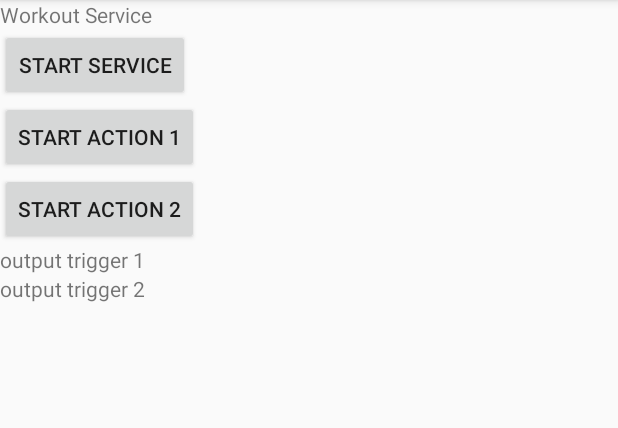
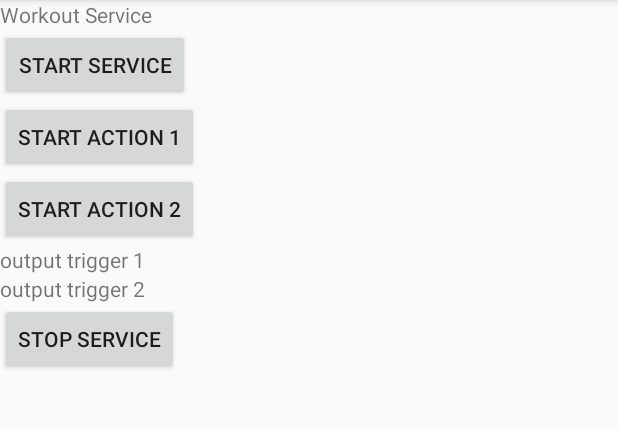
Before and after one commit to ChannVincent/SportChallenge, an Android app: the screen it shows after launch (WorkoutServiceActivity), after a tap on "START SERVICE", on a phone screen of 412 x 824 dp, the part 84-512 px from its top. Run offline under Robolectric (Android 15) with nearby library versions, the phone set to English and light mode, and no system bars; 1 statement that could not run was skipped.

Commit message:
SC-03 : développement du workout service : start & stop foreground notification

```diff
--- a/app/src/main/java/chann/vincent/sportchallenge/service/WorkoutServiceActivity.java
+++ b/app/src/main/java/chann/vincent/sportchallenge/service/WorkoutServiceActivity.java
@@ -17,6 +17,7 @@ public class WorkoutServiceActivity extends AppCompatActivity {
 
     private String TAG = "WorkoutIntentActivity";
     protected WorkoutService workoutService = null;
+    protected Intent intentWorkoutService = null;
 
     @Override
     protected void onCreate(Bundle savedInstanceState) {
@@ -29,7 +30,7 @@ public class WorkoutServiceActivity extends AppCompatActivity {
      */
     public void onStart4(View view) {
         Toast.makeText(this, "Start service", Toast.LENGTH_SHORT).show();
-        Intent intentWorkoutService = new Intent(this, WorkoutService.class);
+        intentWorkoutService = new Intent(this, WorkoutService.class);
         startService(intentWorkoutService);
         bindService(intentWorkoutService, new ServiceConnection() {
             @Override
@@ -81,4 +82,14 @@ public class WorkoutServiceActivity extends AppCompatActivity {
         }
         workoutService.startAction2();
     }
+
+    /*
+    Stop Workout Service
+     */
+    public void onStart7(View view) {
+        if (workoutService == null) {
+            return;
+        }
+        workoutService.stopService();
+    }
 }
--- a/app/src/main/res/layout/activity_workout_service.xml
+++ b/app/src/main/res/layout/activity_workout_service.xml
@@ -39,4 +39,10 @@
         android:layout_height="wrap_content"
         android:text="output trigger 2" />
 
+    <Button
+        android:text="STOP SERVICE"
+        android:layout_width="wrap_content"
+        android:layout_height="wrap_content"
+        android:onClick="onStart7" />
+
 </LinearLayout>
```
Also changed, not shown: app/src/main/java/chann/vincent/sportchallenge/service/WorkoutService.java (+24 -0 lines).
